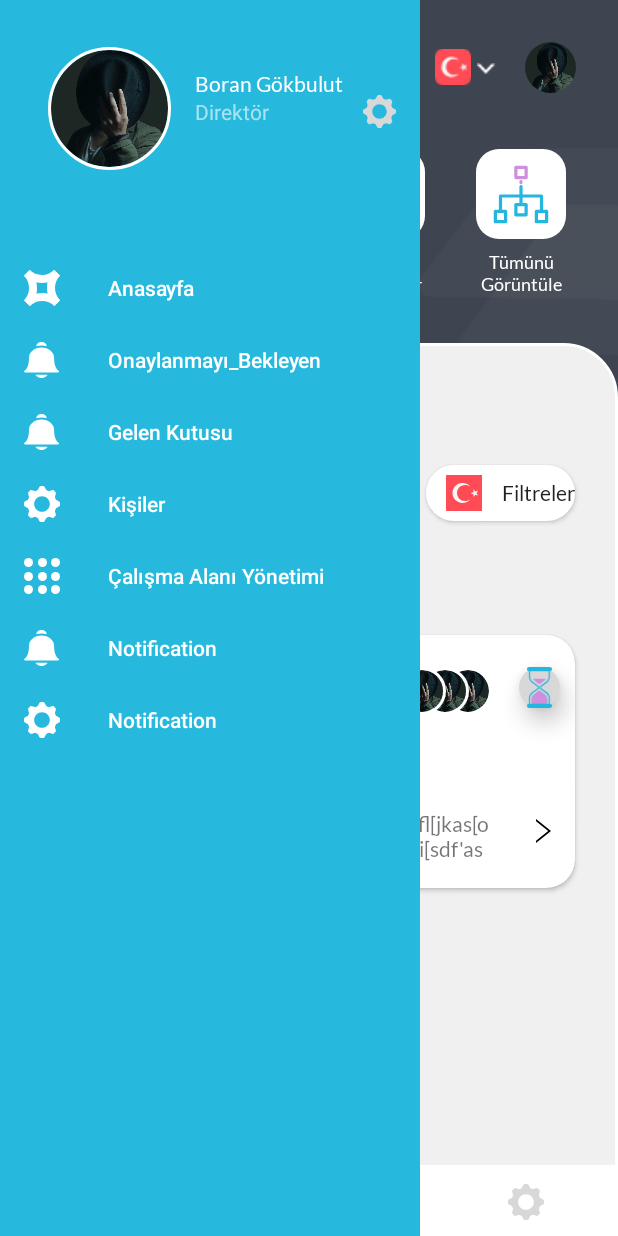
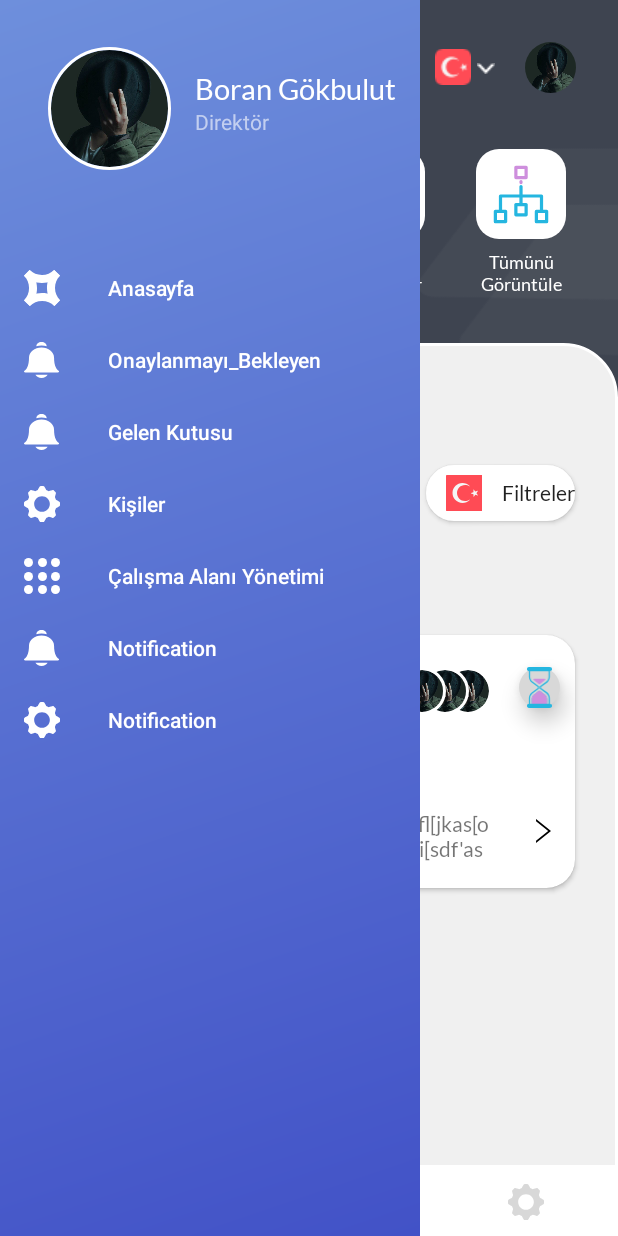
Before and after one commit to MuhammadAkkad/HR-thema, an Android app: the HomeFragment screen opened directly, with no data from a screen before it, on a phone screen of 412 x 824 dp. Run offline under Robolectric (Android 15) with nearby library versions, the phone set to English and light mode, and no system bars; our stand-ins replace CircleImageView; libraries missing offline, so code that uses them is left out: com.infideap.drawerbehavior, com.nex3z.notificationbadge; plain views replace AdvanceDrawerLayout, NotificationBadge, RoundedImageView; 8 statements that could not run were skipped.

Commit message:
mubarek muhammed design update

```diff
--- a/app/build.gradle
+++ b/app/build.gradle
@@ -30,7 +30,7 @@ dependencies {
     implementation 'com.github.smarteist:autoimageslider:1.3.2'
     implementation 'com.github.bumptech.glide:glide:4.11.0'
     annotationProcessor 'com.github.bumptech.glide:compiler:4.11.0'
-    implementation 'com.google.android.material:material:1.0.0'
+    implementation 'com.google.android.material:material:1.1.0'
     implementation 'com.jaeger.statusbarutil:library:1.4.0'
     implementation 'com.infideap.drawerbehavior:drawer-behavior:0.2.2'
     implementation 'de.hdodenhof:circleimageview:3.0.1'
--- a/app/src/main/java/com/example/hr_thema/home/HomeFragment.java
+++ b/app/src/main/java/com/example/hr_thema/home/HomeFragment.java
@@ -37,21 +37,9 @@ public class HomeFragment extends Fragment {
     }
 
 
-    // set status bar icon colors to dark
-    public static void setLightStatusBar(View view, Activity activity) {
-        if (Build.VERSION.SDK_INT >= Build.VERSION_CODES.M) {
-
-            int flags = view.getSystemUiVisibility();
-            flags |= View.SYSTEM_UI_FLAG_LIGHT_STATUS_BAR;
-            view.setSystemUiVisibility(flags);
-            activity.getWindow().setStatusBarColor(Color.TRANSPARENT);
-        }
-    }
-
     @Override
     public View onCreateView(LayoutInflater inflater, ViewGroup container, Bundle savedInstanceState) {
         view = inflater.inflate(R.layout.fragment_home, container, false);
-        setLightStatusBar(container, getActivity());
         poppContainer = view.findViewById(R.id.filter_popup_container);
 
         return view;
@@ -95,15 +83,6 @@ public class HomeFragment extends Fragment {
 
     public void openDetailShow(FragmentManager fragmentManager) {
         DetailFragment detailFragment = new DetailFragment();
-
-        //   if(getFragmentManager().getFragments() != null){
-        //       for (Fragment fragment : getFragmentManager().getFragments()) {
-        //           if (fragment != null) {
-        //               getFragmentManager().beginTransaction().remove(fragment).commit();
-        //           }
-        //       }
-        //   }
-
         FragmentTransaction fragmentTransaction2 = fragmentManager.beginTransaction();
         fragmentTransaction2.replace(R.id.constraintLayout2, detailFragment);
         fragmentTransaction2.commit();
--- a/app/src/main/java/com/example/hr_thema/navigationDrawer/NavigationDrawer.java
+++ b/app/src/main/java/com/example/hr_thema/navigationDrawer/NavigationDrawer.java
@@ -4,11 +4,13 @@ import android.app.Activity;
 import android.app.Dialog;
 import android.graphics.Color;
 import android.graphics.drawable.ColorDrawable;
+import android.os.Build;
 import android.os.Bundle;
 import android.view.Gravity;
 import android.view.MenuItem;
 import android.view.View;
 
+import android.view.Window;
 import android.view.WindowManager;
 
 import android.widget.ImageView;
@@ -41,23 +43,12 @@ public class NavigationDrawer extends AppCompatActivity implements OnGoingFragme
     View v;
 
 
-    // set status bar icon colors to dark
-    public static void setLightStatusBar(View view, Activity activity) {
-        view.setSystemUiVisibility(View.SYSTEM_UI_FLAG_LAYOUT_STABLE
-                | View.SYSTEM_UI_FLAG_LAYOUT_FULLSCREEN
-                | View.SYSTEM_UI_FLAG_LIGHT_STATUS_BAR);
-//        activity.getWindow().setFlags(WindowManager.LayoutParams.FLAG_LAYOUT_NO_LIMITS,
-//                                     WindowManager.LayoutParams.FLAG_LAYOUT_NO_LIMITS);
-        activity.getWindow().setStatusBarColor(Color.TRANSPARENT);
-    }
+
 
     @Override
     protected void onCreate(Bundle savedInstanceState) {
         super.onCreate(savedInstanceState);
         setContentView(R.layout.activity_navigation_drawer);
-        // side navigation slider
-        //Toolbar toolbar = findViewById(R.id.toolbar);
-        //setSupportActionBar(toolbar);
 
         v = getWindow().getDecorView().findViewById(R.id.drawer_layout);
 
@@ -66,12 +57,14 @@ public class NavigationDrawer extends AppCompatActivity implements OnGoingFragme
                 this, drawer, R.string.navigation_drawer_open, R.string.navigation_drawer_close);
         drawer.addDrawerListener(toggle);
         toggle.syncState();
-        setLightStatusBar(this.findViewById(R.id.drawer_layout).getRootView(), this);
         NavigationView navigationView = findViewById(R.id.nav_view);
         navigationView.setNavigationItemSelectedListener(this);
-        drawer.setViewScale(Gravity.START, 0.8f);
-        drawer.setRadius(Gravity.START, 35);
+        drawer.setViewScale(Gravity.START, 1);
+        drawer.setRadius(Gravity.START, 25);
         drawer.setViewElevation(Gravity.START, 30);
+
+
+
 
         loadFragment(new HomeFragment());
         //setLightStatusBar(this.findViewById(R.id.drawer_layout).getRootView(), this);
@@ -142,5 +135,4 @@ public class NavigationDrawer extends AppCompatActivity implements OnGoingFragme
     public void openFilters(View view) {
 
     }
-
 }
--- /dev/null
+++ b/app/src/main/res/drawable/gradiant_background.xml
@@ -0,0 +1,9 @@
+<?xml version="1.0" encoding="utf-8"?>
+<shape xmlns:android="http://schemas.android.com/apk/res/android" android:shape="rectangle" >
+    <gradient
+        android:startColor="#4252C7"
+        android:endColor="#6E8FDC"
+        android:angle="135"/>
+    <corners
+        android:radius="0dp"/>
+</shape>
--- a/app/src/main/res/layout/activity_home.xml
+++ b/app/src/main/res/layout/activity_home.xml
@@ -1,11 +1,8 @@
 <?xml version="1.0" encoding="utf-8"?>
 <androidx.constraintlayout.widget.ConstraintLayout xmlns:android="http://schemas.android.com/apk/res/android"
-    xmlns:app="http://schemas.android.com/apk/res-auto"
     xmlns:tools="http://schemas.android.com/tools"
     android:layout_width="match_parent"
     android:layout_height="match_parent"
-    android:id="@+id/home_activity_layout"
-    android:background="@color/colorPrimaryDark"
     tools:context=".home.HomeActivity">
 
 </androidx.constraintlayout.widget.ConstraintLayout>
--- a/app/src/main/res/layout/activity_navigation_drawer.xml
+++ b/app/src/main/res/layout/activity_navigation_drawer.xml
@@ -5,6 +5,7 @@
     android:id="@+id/drawer_layout"
     android:layout_width="match_parent"
     android:layout_height="match_parent"
+    android:background="@drawable/gradiant_background"
     tools:openDrawer="start">
 
     <include
@@ -17,7 +18,7 @@
         android:layout_width="wrap_content"
         android:layout_height="match_parent"
         android:layout_gravity="start"
-        android:background="@color/SideNavigationBackgroundColor"
+        android:background="@drawable/gradiant_background"
         android:visibility="visible"
         app:headerLayout="@layout/nav_header_main"
         app:itemIconTint="@color/SideNavigationIconText"
--- a/app/src/main/res/layout/fragment_home.xml
+++ b/app/src/main/res/layout/fragment_home.xml
@@ -5,7 +5,6 @@
     android:id="@+id/home_activity_layout"
     android:layout_width="match_parent"
     android:layout_height="match_parent"
-    android:background="@color/colorPrimaryDark"
     tools:context=".home.HomeActivity">
 
 
--- a/app/src/main/res/layout/image_slider_layout_item.xml
+++ b/app/src/main/res/layout/image_slider_layout_item.xml
@@ -1,6 +1,5 @@
 <?xml version="1.0" encoding="utf-8"?>
 <FrameLayout xmlns:android="http://schemas.android.com/apk/res/android"
-    xmlns:tools="http://schemas.android.com/tools"
     android:layout_width="match_parent"
     android:layout_height="match_parent"
     android:orientation="vertical">
--- a/app/src/main/res/layout/nav_header_main.xml
+++ b/app/src/main/res/layout/nav_header_main.xml
@@ -1,7 +1,6 @@
 <?xml version="1.0" encoding="utf-8"?>
 <androidx.constraintlayout.widget.ConstraintLayout xmlns:android="http://schemas.android.com/apk/res/android"
     xmlns:app="http://schemas.android.com/apk/res-auto"
-    xmlns:tools="http://schemas.android.com/tools"
     android:layout_width="match_parent"
     android:layout_height="@dimen/nav_header_height"
     android:gravity="bottom"
@@ -35,6 +34,7 @@
         android:text="@string/user_name"
         android:textAppearance="@style/TextAppearance.AppCompat.Body1"
         android:textColor="@color/SideNavigationIconText"
+        android:textSize="19sp"
         app:layout_constraintStart_toEndOf="@+id/images"
         app:layout_constraintTop_toTopOf="@+id/images" />
 
@@ -44,6 +44,7 @@
         android:layout_height="wrap_content"
         android:text="@string/user_title"
         android:textColor="#99FFFFFF"
+        android:textSize="14sp"
         app:layout_constraintEnd_toEndOf="@+id/textView92"
         app:layout_constraintHorizontal_bias="0.0"
         app:layout_constraintStart_toStartOf="@+id/textView92"
@@ -56,14 +57,5 @@
         android:orientation="horizontal"
         app:layout_constraintGuide_begin="16dp" />
 
-    <Button
-        android:id="@+id/btn_settings_navigation_side_bar"
-        style="@style/Widget.AppCompat.Button.Borderless"
-        android:layout_width="22dp"
-        android:layout_height="22dp"
-        android:layout_marginTop="47dp"
-        android:background="@drawable/ic_cogwheel"
-        app:layout_constraintEnd_toEndOf="parent"
-        app:layout_constraintTop_toTopOf="parent" />
 
 </androidx.constraintlayout.widget.ConstraintLayout>
--- a/app/src/main/res/values/colors.xml
+++ b/app/src/main/res/values/colors.xml
@@ -12,7 +12,7 @@
 
 
     <color name="SideNavigationIconText">#FFFFFF</color>
-    <color name="SideNavigationBackgroundColor">#27B9DD</color>
+    <color name="SideNavigationBackgroundColor">#4353C7</color>
     <color name="transparentColor">#00FFFFFF</color>
 
 
--- a/app/src/main/res/values/styles.xml
+++ b/app/src/main/res/values/styles.xml
@@ -3,23 +3,18 @@
     <!-- Base application theme. -->
     <style name="AppTheme" parent="Theme.AppCompat.Light.NoActionBar">
         <!-- Customize your theme here. -->
+        <item name="colorPrimary">@color/colorPrimary</item>
+        <item name="colorPrimaryDark">@color/colorPrimaryDark</item>
         <item name="colorAccent">@color/colorAccent</item>
     </style>
 
     <style name="MyEditText" parent="Theme.AppCompat.NoActionBar">
         <item name="colorControlNormal">@android:color/darker_gray</item>
         <item name="colorControlActivated">@color/specialPurple</item>
-
     </style>
-
-    <style name="AppTheme.AppBarOverlay" parent="Theme.AppCompat.Light.NoActionBar" />
-    <style name="AppTheme.PopupOverlay" parent="Theme.AppCompat.Light.NoActionBar" />
-
 
     <style name="CustomAlertDialog" parent="Theme.AppCompat.Light.Dialog.Alert">
         <item name="android:windowBackground">@drawable/popup_background</item>
     </style>
 
-
-
 </resources>
```
Also changed, not shown: app/src/main/java/com/example/hr_thema/MainActivity.java (+0 -9 lines), app/src/main/java/com/example/hr_thema/login/LoginActivity.java (+15 -64 lines), app/src/main/res/layout/app_bar_default.xml (+2 -15 lines).
